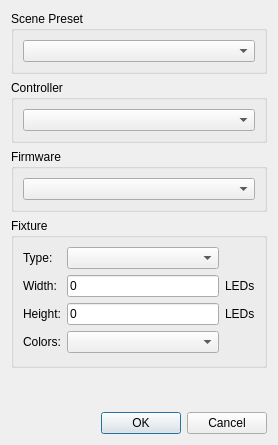
Above: src/app/gui/sceneconfiguration.ui from Blinkinlabs/PatternPaint before the change. Below: the same form after it.
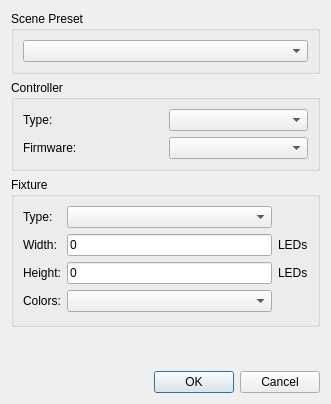
That is the form after the change.

Commit message: firmwareimport: Move business logic out of GUI class

Diff of the .ui file:
```diff
--- a/src/app/gui/sceneconfiguration.ui
+++ b/src/app/gui/sceneconfiguration.ui
@@ -9,8 +9,8 @@
    <rect>
     <x>0</x>
     <y>0</y>
-    <width>278</width>
-    <height>445</height>
+    <width>331</width>
+    <height>404</height>
    </rect>
   </property>
   <property name="windowTitle">
@@ -35,21 +35,26 @@
       <string>Controller</string>
      </property>
      <layout class="QGridLayout" name="gridLayout_4">
-      <item row="0" column="0">
-       <widget class="QComboBox" name="controllerType"/>
+      <item row="1" column="0">
+       <widget class="QLabel" name="label_7">
+        <property name="text">
+         <string>Firmware:</string>
+        </property>
+       </widget>
       </item>
-     </layout>
-    </widget>
-   </item>
-   <item>
-    <widget class="QGroupBox" name="firmwareBox">
-     <property name="title">
-      <string>Firmware</string>
-     </property>
-     <layout class="QGridLayout" name="gridLayout_5">
-      <item row="0" column="0">
+      <item row="1" column="1">
        <widget class="QComboBox" name="firmwareType"/>
       </item>
+      <item row="0" column="1">
+       <widget class="QComboBox" name="controllerType"/>
+      </item>
+      <item row="0" column="0">
+       <widget class="QLabel" name="label_8">
+        <property name="text">
+         <string>Type:</string>
+        </property>
+       </widget>
+      </item>
      </layout>
     </widget>
    </item>
```
Left out of the diff: 54 changed lines with no effect on the pictures. The commit also changes 11 other files.
